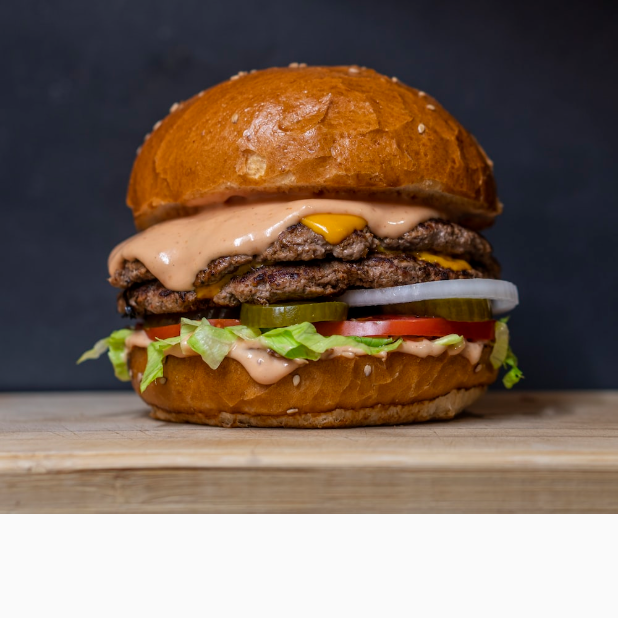
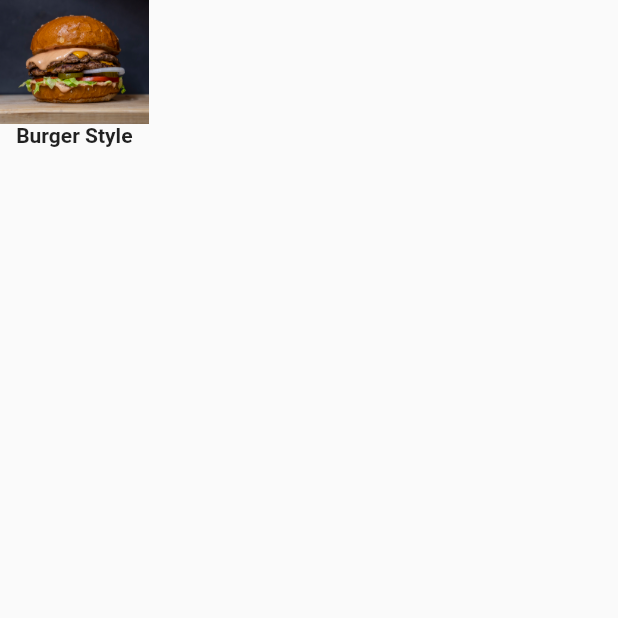
Before and after one commit to zakaria90024/flutter_project, a Flutter app: the screen it shows after launch, on a phone screen of 412 x 824 dp, the top half of it. Run offline on Flutter 3.47's test engine with Material 2 defaults, Android fonts, the phone set to English and light mode, and no system bars; our stand-ins replace flutter_html, fluttertoast.

```diff
--- a/lib/loginPack/register.dart
+++ b/lib/loginPack/register.dart
@@ -13,7 +13,15 @@ class RegisterPage extends StatelessWidget {
           child: Column(
             children: [
               Container(
+                height: deviceHight * 0.10,
                 child: Image.asset('assets/images/burger.jpg'),
+                decoration: BoxDecoration(
+                  color: Color(0xFFFFFFF).withOpacity(0.4),
+                  borderRadius: BorderRadius.circular(16)
+                ),
+              ),
+              Container(
+                child: Text("Burger Style", style: TextStyle(fontWeight: FontWeight.bold),)
               )
             ],
           ),
```
